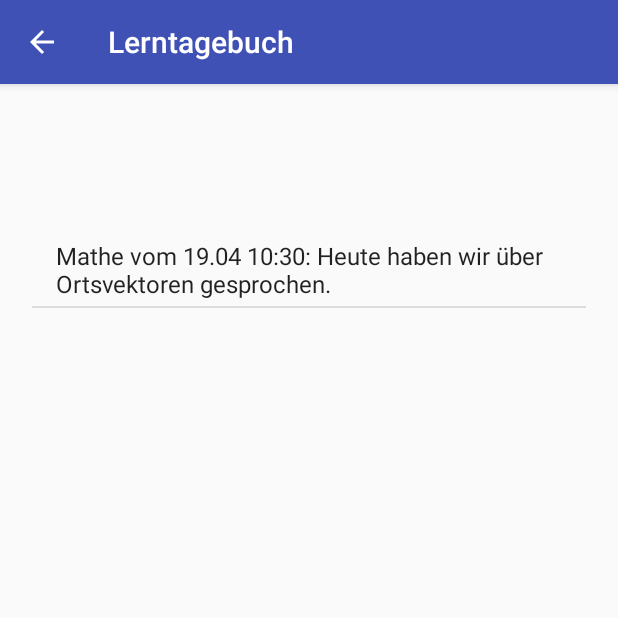
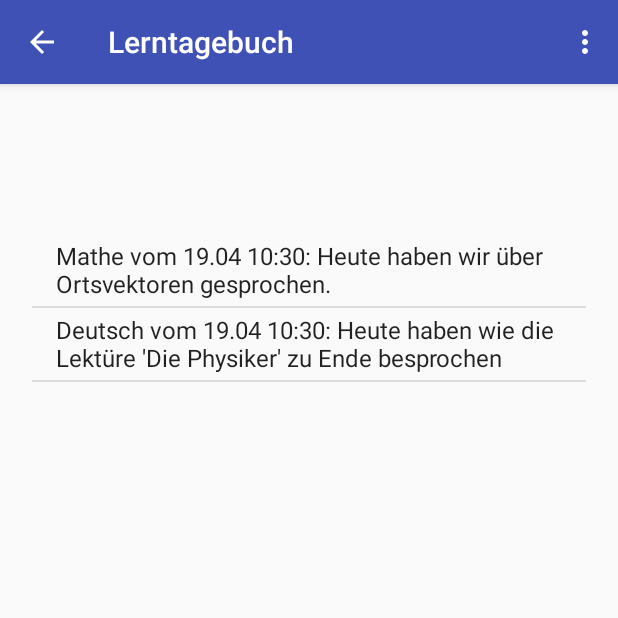
Before and after one commit to failex234/schulbuch, an Android app: the screen it shows after launch (ItemActivity), after a tap on "Lerntagebuch", on a phone screen of 412 x 824 dp, the top half of it. Run offline under Robolectric (Android 15) with nearby library versions, the phone set to English and light mode, and no system bars.

Commit message:
added all files, updates stuff

```diff
--- a/app/build.gradle
+++ b/app/build.gradle
@@ -10,7 +10,7 @@ android {
         minSdkVersion 25
         targetSdkVersion 25
         versionCode 1
-        versionName '1.1.2'
+        versionName '1.2.5'
         testInstrumentationRunner "android.support.test.runner.AndroidJUnitRunner"
     }
     buildTypes {
--- a/app/src/main/java/de/failex/schulplaner/MainActivity.java
+++ b/app/src/main/java/de/failex/schulplaner/MainActivity.java
@@ -1,13 +1,20 @@
 package de.failex.schulplaner;
 
 import android.content.Context;
+import android.content.DialogInterface;
 import android.content.Intent;
+import android.support.annotation.NonNull;
+import android.support.v7.app.AlertDialog;
 import android.support.v7.app.AppCompatActivity;
 import android.os.Bundle;
+import android.view.Menu;
+import android.view.MenuInflater;
+import android.view.MenuItem;
 import android.view.View;
 import android.widget.AdapterView;
 import android.widget.ArrayAdapter;
 import android.widget.ListView;
+import android.widget.Toast;
 
 import com.google.gson.Gson;
 
@@ -227,13 +234,16 @@ public class MainActivity extends AppCompatActivity {
         Gson gson = new Gson();
 
         tb.fach.add("Mathe");
+        tb.fach.add("Deutsch");
         try {
+            tb.datum.add(dateFormat.parse(dateFormat.format(date)));
             tb.datum.add(dateFormat.parse(dateFormat.format(date)));
         }
         catch(ParseException e) {
             e.printStackTrace();
         }
         tb.text.add("Heute haben wir über Ortsvektoren gesprochen.");
+        tb.text.add("Heute haben wie die Lektüre 'Die Physiker' zu Ende besprochen");
         String string = gson.toJson(tb);
         FileOutputStream outputStream;
         try {
@@ -245,5 +255,40 @@ public class MainActivity extends AppCompatActivity {
         }
     }
 
+    @Override
+    public boolean onCreateOptionsMenu(Menu menu) {
+        MenuInflater inflater = getMenuInflater();
+        inflater.inflate(R.menu.option_menu_main, menu);
+        return super.onCreateOptionsMenu(menu);
+    }
+
+    @Override
+    public boolean onOptionsItemSelected(MenuItem item) {
+        if (item.getTitle().equals("Daten zurücksetzen")) {
+            DialogInterface.OnClickListener dialogClickListener = new DialogInterface.OnClickListener() {
+                @Override
+                public void onClick(DialogInterface dialog, int which) {
+                    switch (which) {
+                        case DialogInterface.BUTTON_POSITIVE:
+                            File config = new File(getApplicationContext().getFilesDir(), "config.json");
+                            File tagebuch = new File(getApplicationContext().getFilesDir(), "tagebuch.json");
+                            config.delete();
+                            tagebuch.delete();
+                            finish();
+                            break;
+                        case DialogInterface.BUTTON_NEGATIVE:
+                            break;
+                    }
+                }
+            };
+
+            AlertDialog.Builder builder = new AlertDialog.Builder(this);
+            builder.setMessage("Bist du dir ganz sicher? Wenn du bestätigst werden deine Daten gelöscht und du kannst sie dann nicht mehr wiederherstellen!").setPositiveButton("Ja", dialogClickListener).setNegativeButton("Nein", dialogClickListener).show();
+        } else if (item.getTitle().equals("Über")) {
+            Toast.makeText(this, "Die Über-Activity kommt noch!", Toast.LENGTH_LONG).show();
+        }
+        return super.onOptionsItemSelected(item);
+    }
+
 
 }
--- /dev/null
+++ b/app/src/main/res/menu/option_menu_main.xml
@@ -0,0 +1,9 @@
+<?xml version="1.0" encoding="utf-8"?>
+<menu xmlns:android="http://schemas.android.com/apk/res/android">
+    <item android:id="@+id/new_game"
+        android:title="Daten zurücksetzen"
+        android:showAsAction="ifRoom"/>
+    <item android:id="@+id/search_button"
+        android:title="Über"
+        android:showAsAction="ifRoom" />
+</menu>
--- /dev/null
+++ b/app/src/main/res/menu/option_menu_noten.xml
@@ -0,0 +1,9 @@
+<?xml version="1.0" encoding="utf-8"?>
+<menu xmlns:android="http://schemas.android.com/apk/res/android">
+    <item android:id="@+id/new_game"
+        android:title="Zielpunktzahl bearbeiten"
+        android:showAsAction="ifRoom"/>
+    <item android:id="@+id/search_button"
+        android:title="Aktuelle Punktzahl bearbeiten"
+        android:showAsAction="ifRoom" />
+</menu>
--- /dev/null
+++ b/app/src/main/res/menu/option_menu_tagebuch.xml
@@ -0,0 +1,6 @@
+<?xml version="1.0" encoding="utf-8"?>
+<menu xmlns:android="http://schemas.android.com/apk/res/android">
+    <item android:id="@+id/search_button"
+        android:title="Hinzufügen"
+        android:showAsAction="ifRoom" />
+</menu>
```
Also changed, not shown: app/src/main/java/de/failex/schulplaner/ItemActivity.java (+40 -7 lines), 1 other file.
